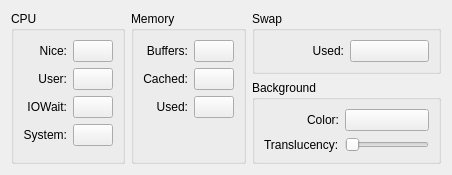
Above: applets/systemloadviewer/coloursconfig.ui from KDE/kdeplasma-addons before the change. Below: the same form after it.
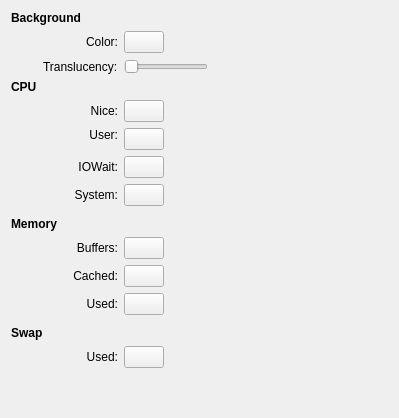
That is the form after the change. Custom widgets are drawn as their Qt base class.

Commit message: Configuration UIs now look like other plasmoid confg UIs.

Diff of the .ui file:
```diff
--- a/applets/systemloadviewer/coloursconfig.ui
+++ b/applets/systemloadviewer/coloursconfig.ui
@@ -1,19 +1,122 @@
 <ui version="4.0" >
  <class>coloursConfig</class>
- <widget class="QWidget" name="coloursConfig" >
-  <property name="windowTitle" >
+ <widget class="QWidget" name="coloursConfig">
+  <property name="geometry">
+   <rect>
+    <x>0</x>
+    <y>0</y>
+    <width>399</width>
+    <height>418</height>
+   </rect>
+  </property>
+  <property name="windowTitle">
    <string>Colors</string>
   </property>
-  <layout class="QHBoxLayout" name="horizontalLayout" >
-   <item>
-    <widget class="QGroupBox" name="groupBox" >
-     <property name="title" >
+  <layout class="QGridLayout" name="gridLayout">
+   <item row="0" column="0" colspan="5">
+    <widget class="QLabel" name="label_5">
+     <property name="font">
+      <font>
+       <weight>75</weight>
+       <bold>true</bold>
+      </font>
+     </property>
+     <property name="text">
+      <string>Background</string>
+     </property>
+    </widget>
+   </item>
+   <item row="1" column="0">
+    <spacer name="horizontalSpacer">
+     <property name="orientation">
+      <enum>Qt::Horizontal</enum>
+     </property>
+     <property name="sizeType">
+      <enum>QSizePolicy::Fixed</enum>
+     </property>
+     <property name="sizeHint" stdset="0">
+      <size>
+       <width>8</width>
+       <height>20</height>
+      </size>
+     </property>
+    </spacer>
+   </item>
+   <item row="1" column="2" colspan="3">
+    <widget class="QLabel" name="lblSwapUsed_2">
+     <property name="text">
+      <string>Color:</string>
+     </property>
+     <property name="alignment">
+      <set>Qt::AlignRight|Qt::AlignTrailing|Qt::AlignVCenter</set>
+     </property>
+    </widget>
+   </item>
+   <item row="1" column="5">
+    <widget class="KColorButton" name="kcbFreeResourceColour">
+     <property name="sizePolicy">
+      <sizepolicy hsizetype="Preferred" vsizetype="Fixed">
+       <horstretch>0</horstretch>
+       <verstretch>0</verstretch>
+      </sizepolicy>
+     </property>
+    </widget>
+   </item>
+   <item row="2" column="0" colspan="2">
+    <spacer name="verticalSpacer_3">
+     <property name="orientation">
+      <enum>Qt::Vertical</enum>
+     </property>
+     <property name="sizeType">
+      <enum>QSizePolicy::Fixed</enum>
+     </property>
+     <property name="sizeHint" stdset="0">
+      <size>
+       <width>20</width>
+       <height>5</height>
+      </size>
+     </property>
+    </spacer>
+   </item>
+   <item row="2" column="2" colspan="3">
+    <widget class="QLabel" name="label">
+     <property name="text">
+      <string>Translucency:</string>
+     </property>
+    </widget>
+   </item>
+   <item row="2" column="5" colspan="2">
+    <widget class="QSlider" name="hsldrFreeResourceTransparency">
+     <property name="sizePolicy">
+      <sizepolicy hsizetype="Minimum" vsizetype="Fixed">
+       <horstretch>0</horstretch>
+       <verstretch>0</verstretch>
+      </sizepolicy>
+     </property>
+     <property name="maximum">
+      <number>255</number>
+     </property>
+     <property name="orientation">
+      <enum>Qt::Horizontal</enum>
+     </property>
+    </widget>
+   </item>
+   <item row="3" column="0" colspan="2">
+    <widget class="QLabel" name="label_6">
+     <property name="font">
+      <font>
+       <weight>75</weight>
+       <bold>true</bold>
+      </font>
+     </property>
+     <property name="text">
       <string>CPU</string>
      </property>
-     <layout class="QGridLayout" name="gridLayout" >
-      <item row="2" column="0" >
-       <widget class="QLabel" name="label_3" >
-        <property name="text" >
+    </widget>
+   </item>
+   <item row="4" column="4">
+    <widget class="QLabel" name="label_3">
+     <property name="text">
          <string>Nice:</string>
         </property>
         <property name="alignment" >
@@ -21,10 +124,10 @@
         </property>
        </widget>
       </item>
-      <item row="2" column="1" >
-       <widget class="KColorButton" name="kcbCpuNice" >
-        <property name="sizePolicy" >
-         <sizepolicy vsizetype="Fixed" hsizetype="Fixed" >
+   <item row="4" column="5">
+    <widget class="KColorButton" name="kcbCpuNice">
+     <property name="sizePolicy">
+      <sizepolicy hsizetype="Fixed" vsizetype="Fixed">
           <horstretch>0</horstretch>
           <verstretch>0</verstretch>
          </sizepolicy>
@@ -45,56 +148,9 @@
         </property>
        </widget>
       </item>
-      <item row="8" column="0" colspan="2" >
-       <spacer name="verticalSpacer_3" >
-        <property name="orientation" >
-         <enum>Qt::Vertical</enum>
-        </property>
-        <property name="sizeHint" stdset="0" >
-         <size>
-          <width>20</width>
-          <height>0</height>
-         </size>
-        </property>
-       </spacer>
-      </item>
-      <item row="6" column="0" >
-       <widget class="QLabel" name="label_2" >
-        <property name="text" >
-         <string>System:</string>
-        </property>
-        <property name="alignment" >
-         <set>Qt::AlignRight|Qt::AlignTrailing|Qt::AlignVCenter</set>
-        </property>
-       </widget>
-      </item>
-      <item row="6" column="1" >
-       <widget class="KColorButton" name="kcbCpuSystem" >
-        <property name="sizePolicy" >
-         <sizepolicy vsizetype="Fixed" hsizetype="Fixed" >
-          <horstretch>0</horstretch>
-          <verstretch>0</verstretch>
-         </sizepolicy>
-        </property>
-        <property name="color" >
-         <color>
-          <red>255</red>
-          <green>0</green>
-          <blue>0</blue>
-         </color>
-        </property>
-        <property name="defaultColor" >
-         <color>
-          <red>255</red>
-          <green>0</green>
-          <blue>0</blue>
-         </color>
-        </property>
-       </widget>
-      </item>
-      <item row="4" column="0" >
-       <widget class="QLabel" name="lblUser" >
-        <property name="text" >
+   <item row="5" column="3" colspan="2">
+    <widget class="QLabel" name="lblUser">
+     <property name="text">
          <string>User:</string>
         </property>
         <property name="alignment" >
@@ -102,10 +158,10 @@
         </property>
        </widget>
       </item>
-      <item row="4" column="1" >
-       <widget class="KColorButton" name="kcbCpuUser" >
-        <property name="sizePolicy" >
-         <sizepolicy vsizetype="Fixed" hsizetype="Fixed" >
+   <item row="5" column="5" rowspan="2">
+    <widget class="KColorButton" name="kcbCpuUser">
+     <property name="sizePolicy">
+      <sizepolicy hsizetype="Fixed" vsizetype="Fixed">
           <horstretch>0</horstretch>
           <verstretch>0</verstretch>
          </sizepolicy>
@@ -119,9 +175,22 @@
         </property>
        </widget>
       </item>
-      <item row="5" column="0" >
-       <widget class="QLabel" name="label_4" >
-        <property name="text" >
+   <item row="6" column="7" rowspan="2">
+    <spacer name="horizontalSpacer_2">
+     <property name="orientation">
+      <enum>Qt::Horizontal</enum>
+     </property>
+     <property name="sizeHint" stdset="0">
+      <size>
+       <width>163</width>
+       <height>20</height>
+      </size>
+     </property>
+    </spacer>
+   </item>
+   <item row="7" column="3" colspan="2">
+    <widget class="QLabel" name="label_4">
+     <property name="text">
          <string>IOWait:</string>
         </property>
         <property name="alignment" >
@@ -129,10 +198,10 @@
         </property>
        </widget>
       </item>
-      <item row="5" column="1" >
-       <widget class="KColorButton" name="kcbCpuDisk" >
-        <property name="sizePolicy" >
-         <sizepolicy vsizetype="Fixed" hsizetype="Fixed" >
+   <item row="7" column="5">
+    <widget class="KColorButton" name="kcbCpuDisk">
+     <property name="sizePolicy">
+      <sizepolicy hsizetype="Fixed" vsizetype="Fixed">
           <horstretch>0</horstretch>
           <verstretch>0</verstretch>
          </sizepolicy>
@@ -153,41 +222,72 @@
         </property>
        </widget>
       </item>
-     </layout>
+   <item row="8" column="3" colspan="2">
+    <widget class="QLabel" name="label_2">
+     <property name="text">
+      <string>System:</string>
+     </property>
+     <property name="alignment">
+      <set>Qt::AlignRight|Qt::AlignTrailing|Qt::AlignVCenter</set>
+     </property>
     </widget>
    </item>
-   <item>
-    <widget class="QGroupBox" name="groupBox_2" >
-     <property name="title" >
+   <item row="8" column="5">
+    <widget class="KColorButton" name="kcbCpuSystem">
+     <property name="sizePolicy">
+      <sizepolicy hsizetype="Fixed" vsizetype="Fixed">
+       <horstretch>0</horstretch>
+       <verstretch>0</verstretch>
+      </sizepolicy>
+     </property>
+     <property name="color">
+      <color>
+       <red>255</red>
+       <green>0</green>
+       <blue>0</blue>
+      </color>
+     </property>
+     <property name="defaultColor">
+      <color>
+       <red>255</red>
+       <green>0</green>
+       <blue>0</blue>
+      </color>
+     </property>
+    </widget>
+   </item>
+   <item row="9" column="1" colspan="2">
+    <spacer name="verticalSpacer_2">
+     <property name="orientation">
+      <enum>Qt::Vertical</enum>
+     </property>
+     <property name="sizeType">
+      <enum>QSizePolicy::Fixed</enum>
+     </property>
+     <property name="sizeHint" stdset="0">
+      <size>
+       <width>20</width>
+       <height>5</height>
+      </size>
+     </property>
+    </spacer>
+   </item>
+   <item row="10" column="0" colspan="4">
+    <widget class="QLabel" name="label_8">
+     <property name="font">
+      <font>
+       <weight>75</weight>
+       <bold>true</bold>
+      </font>
+     </property>
+     <property name="text">
       <string>Memory</string>
      </property>
-     <layout class="QGridLayout" name="gridLayout_2" >
-      <item row="5" column="0" colspan="2" >
-       <spacer name="verticalSpacer_2" >
-        <property name="orientation" >
-         <enum>Qt::Vertical</enum>
-        </property>
-        <property name="sizeHint" stdset="0" >
-         <size>
-          <width>20</width>
-          <height>0</height>
-         </size>
-        </property>
-       </spacer>
-      </item>
-      <item row="2" column="0" >
-       <widget class="QLabel" name="label_7" >
-        <property name="text" >
-         <string>Used:</string>
-        </property>
-        <property name="alignment" >
-         <set>Qt::AlignRight|Qt::AlignTrailing|Qt::AlignVCenter</set>
-        </property>
-       </widget>
-      </item>
-      <item row="0" column="0" >
-       <widget class="QLabel" name="label_9" >
-        <property name="text" >
+    </widget>
+   </item>
+   <item row="11" column="3" colspan="2">
+    <widget class="QLabel" name="label_9">
+     <property name="text">
          <string>Buffers:</string>
         </property>
         <property name="alignment" >
@@ -195,10 +295,10 @@
         </property>
        </widget>
       </item>
-      <item row="0" column="1" >
-       <widget class="KColorButton" name="kcbRamBuffers" >
-        <property name="sizePolicy" >
-         <sizepolicy vsizetype="Fixed" hsizetype="Fixed" >
+   <item row="11" column="5">
+    <widget class="KColorButton" name="kcbRamBuffers">
+     <property name="sizePolicy">
+      <sizepolicy hsizetype="Fixed" vsizetype="Fixed">
           <horstretch>0</horstretch>
           <verstretch>0</verstretch>
          </sizepolicy>
@@ -219,9 +319,9 @@
         </property>
        </widget>
       </item>
-      <item row="1" column="0" >
-       <widget class="QLabel" name="label_10" >
-        <property name="text" >
+   <item row="12" column="3" colspan="2">
+    <widget class="QLabel" name="label_10">
+     <property name="text">
          <string>Cached:</string>
         </property>
         <property name="alignment" >
@@ -229,10 +329,10 @@
         </property>
        </widget>
       </item>
-      <item row="1" column="1" >
-       <widget class="KColorButton" name="kcbRamCached" >
-        <property name="sizePolicy" >
-         <sizepolicy vsizetype="Fixed" hsizetype="Fixed" >
+   <item row="12" column="5">
+    <widget class="KColorButton" name="kcbRamCached">
+     <property name="sizePolicy">
+      <sizepolicy hsizetype="Fixed" vsizetype="Fixed">
           <horstretch>0</horstretch>
           <verstretch>0</verstretch>
          </sizepolicy>
@@ -253,10 +353,20 @@
         </property>
        </widget>
       </item>
-      <item row="2" column="1" >
-       <widget class="KColorButton" name="kcbRamUser" >
-        <property name="sizePolicy" >
-         <sizepolicy vsizetype="Fixed" hsizetype="Fixed" >
+   <item row="13" column="4">
+    <widget class="QLabel" name="label_7">
+     <property name="text">
+      <string>Used:</string>
+     </property>
+     <property name="alignment">
+      <set>Qt::AlignRight|Qt::AlignTrailing|Qt::AlignVCenter</set>
+     </property>
+    </widget>
+   </item>
+   <item row="13" column="5">
+    <widget class="KColorButton" name="kcbRamUser">
+     <property name="sizePolicy">
+      <sizepolicy hsizetype="Fixed" vsizetype="Fixed">
           <horstretch>0</horstretch>
           <verstretch>0</verstretch>
          </sizepolicy>
@@ -277,33 +387,38 @@
         </property>
        </widget>
       </item>
-     </layout>
-     <zorder>label_7</zorder>
-     <zorder>label_9</zorder>
-     <zorder>kcbRamBuffers</zorder>
-     <zorder>label_10</zorder>
-     <zorder>kcbRamCached</zorder>
-     <zorder>kcbRamUser</zorder>
-     <zorder>groupBox</zorder>
-    </widget>
+   <item row="14" column="0" colspan="2">
+    <spacer name="verticalSpacer">
+     <property name="orientation">
+      <enum>Qt::Vertical</enum>
+     </property>
+     <property name="sizeType">
+      <enum>QSizePolicy::Fixed</enum>
+     </property>
+     <property name="sizeHint" stdset="0">
+      <size>
+       <width>20</width>
+       <height>5</height>
+      </size>
+     </property>
+    </spacer>
    </item>
-   <item>
-    <layout class="QVBoxLayout" name="verticalLayout" >
-     <item>
-      <widget class="QGroupBox" name="groupBox_3" >
-       <property name="sizePolicy" >
-        <sizepolicy vsizetype="Minimum" hsizetype="Preferred" >
-         <horstretch>10</horstretch>
-         <verstretch>0</verstretch>
-        </sizepolicy>
-       </property>
-       <property name="title" >
+   <item row="15" column="0" colspan="3">
+    <widget class="QLabel" name="label_11">
+     <property name="font">
+      <font>
+       <weight>75</weight>
+       <bold>true</bold>
+      </font>
+     </property>
+     <property name="text">
         <string>Swap</string>
        </property>
-       <layout class="QGridLayout" name="gridLayout_3" >
-        <item row="0" column="0" >
-         <widget class="QLabel" name="lblSwapUsed" >
-          <property name="text" >
+    </widget>
+   </item>
+   <item row="16" column="4">
+    <widget class="QLabel" name="lblSwapUsed">
+     <property name="text">
            <string>Used:</string>
           </property>
           <property name="alignment" >
@@ -311,10 +426,10 @@
           </property>
          </widget>
         </item>
-        <item row="0" column="1" >
-         <widget class="KColorButton" name="kcbSwap" >
-          <property name="sizePolicy" >
-           <sizepolicy vsizetype="Fixed" hsizetype="Preferred" >
+   <item row="16" column="5">
+    <widget class="KColorButton" name="kcbSwap">
+     <property name="sizePolicy">
+      <sizepolicy hsizetype="Preferred" vsizetype="Fixed">
             <horstretch>0</horstretch>
             <verstretch>0</verstretch>
            </sizepolicy>
@@ -335,75 +450,18 @@
           </property>
          </widget>
         </item>
-       </layout>
-      </widget>
-     </item>
-     <item>
-      <widget class="QGroupBox" name="groupBox_5" >
-       <property name="title" >
-        <string>Background</string>
-       </property>
-       <layout class="QGridLayout" name="gridLayout_4" >
-        <item row="0" column="0" >
-         <widget class="QLabel" name="lblSwapUsed_2" >
-          <property name="text" >
-           <string>Color:</string>
-          </property>
-          <property name="alignment" >
-           <set>Qt::AlignRight|Qt::AlignTrailing|Qt::AlignVCenter</set>
-          </property>
-         </widget>
-        </item>
-        <item row="0" column="1" >
-         <widget class="KColorButton" name="kcbFreeResourceColour" >
-          <property name="sizePolicy" >
-           <sizepolicy vsizetype="Fixed" hsizetype="Preferred" >
-            <horstretch>0</horstretch>
-            <verstretch>0</verstretch>
-           </sizepolicy>
-          </property>
-         </widget>
-        </item>
-        <item row="2" column="0" colspan="2" >
-         <spacer name="verticalSpacer" >
-          <property name="orientation" >
+   <item row="17" column="6">
+    <spacer name="verticalSpacer_4">
+     <property name="orientation">
            <enum>Qt::Vertical</enum>
           </property>
-          <property name="sizeHint" stdset="0" >
+     <property name="sizeHint" stdset="0">
            <size>
-            <width>78</width>
-            <height>0</height>
+       <width>20</width>
+       <height>16</height>
            </size>
           </property>
          </spacer>
-        </item>
-        <item row="1" column="0" >
-         <widget class="QLabel" name="label" >
-          <property name="text" >
-           <string>Translucency:</string>
-          </property>
-         </widget>
-        </item>
-        <item row="1" column="1" >
-         <widget class="QSlider" name="hsldrFreeResourceTransparency" >
-          <property name="sizePolicy" >
-           <sizepolicy vsizetype="Fixed" hsizetype="Minimum" >
-            <horstretch>0</horstretch>
-            <verstretch>0</verstretch>
-           </sizepolicy>
-          </property>
-          <property name="maximum" >
-           <number>255</number>
-          </property>
-          <property name="orientation" >
-           <enum>Qt::Horizontal</enum>
-          </property>
-         </widget>
-        </item>
-       </layout>
-      </widget>
-     </item>
-    </layout>
    </item>
   </layout>
  </widget>
```
Left out of the diff: 41 changed lines with no effect on the pictures. Lines whose indentation alone changed are shown as unchanged. The commit also changes 1 other file.
